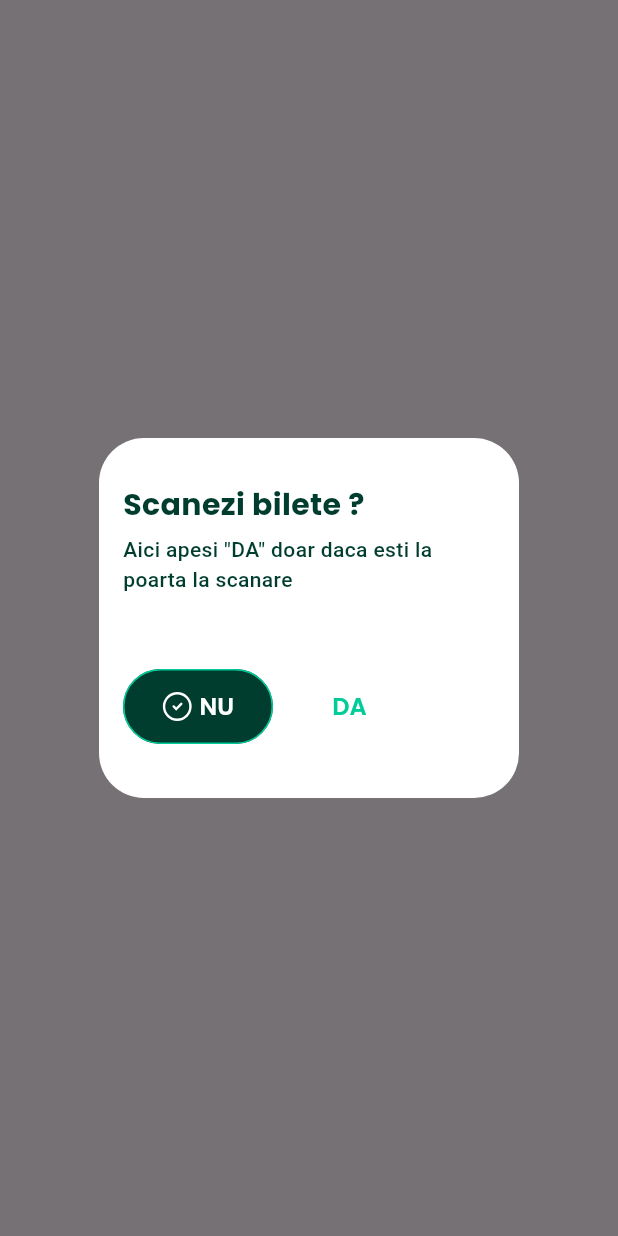
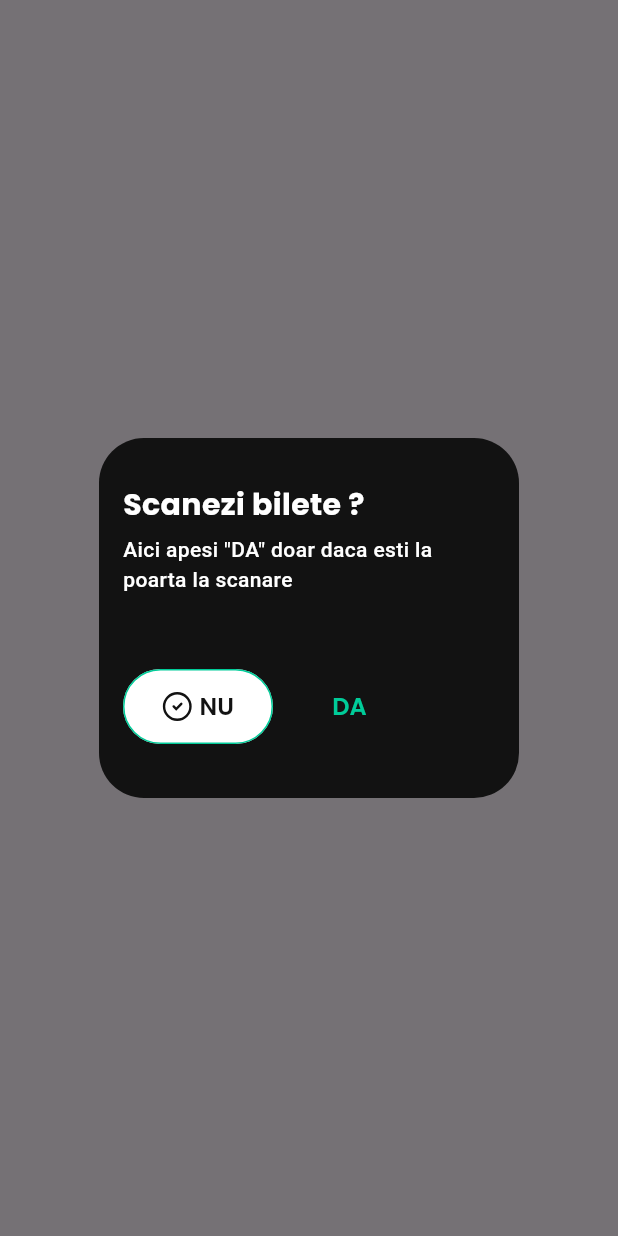
Before and after one commit to bbura/bscj-scan, a Flutter app: what show() shows on an empty page, opened directly, on a phone screen of 412 x 824 dp. Run offline on Flutter 3.47's test engine with Material 3 defaults, Android fonts, the phone set to English and light mode, and no system bars; our stand-ins replace another_flushbar, dio, flutter_secure_storage, flutter_svg, freezed_annotation, google_fonts and 3 more; missing offline and left inert: mobile_scanner; accounts and stored records are empty; generated files the repository leaves out were written again.

Commit message:
feat: more

```diff
--- a/lib/core/utils/app_constants.dart
+++ b/lib/core/utils/app_constants.dart
@@ -15,7 +15,9 @@ class AppGlobalValues {
   static Color getGreen2() =>
       AppGlobalValues.isDarkMode ? Color(0xFF007F66) : Color(0xFF007F66);
 
-  static Color getGreen3() => Color(0xFF003D2E);
+  static Color getGreen3() => AppGlobalValues.isDarkMode
+      ? Colors.white
+      :Color(0xFF003D2E);
 
   static Color getShieldColor() => AppGlobalValues.isDarkMode
       ? Colors.white
--- a/lib/presentation/dialogs/admin_dialog.dart
+++ b/lib/presentation/dialogs/admin_dialog.dart
@@ -19,7 +19,7 @@ class BSCJAdminDialog extends StatefulWidget {
         return BackdropFilter(
           filter: ImageFilter.blur(sigmaX: 5, sigmaY: 5),
           child: AlertDialog(
-            backgroundColor: Colors.white,
+            backgroundColor: AppGlobalValues.getBackgroundColor(),
             insetPadding: EdgeInsets.zero,
             contentPadding: EdgeInsets.zero,
             shape: RoundedRectangleBorder(
@@ -86,13 +86,13 @@ class _BSCJAdminDialogState extends State<BSCJAdminDialog> {
                         textSize: 16,
                         fontWeight: FontWeight.w600,
                         backgroundColor: AppGlobalValues.getGreen3(),
-                        textColor: Colors.white,
+                        textColor: AppGlobalValues.getBackgroundColor(),
                         textPadding: EdgeInsets.only(left: 5),
                         iconAlignment: IconAlignment.farFromTextLeft,
                         borderColor: AppGlobalValues.getGreen(),
                         icon: ColorFiltered(
-                          colorFilter: const ColorFilter.mode(
-                            Colors.white,
+                          colorFilter:  ColorFilter.mode(
+                            AppGlobalValues.getBackgroundColor(),
                             BlendMode.srcATop,
                           ),
                           child: BSCJAssets.icons.checkIcon
```
